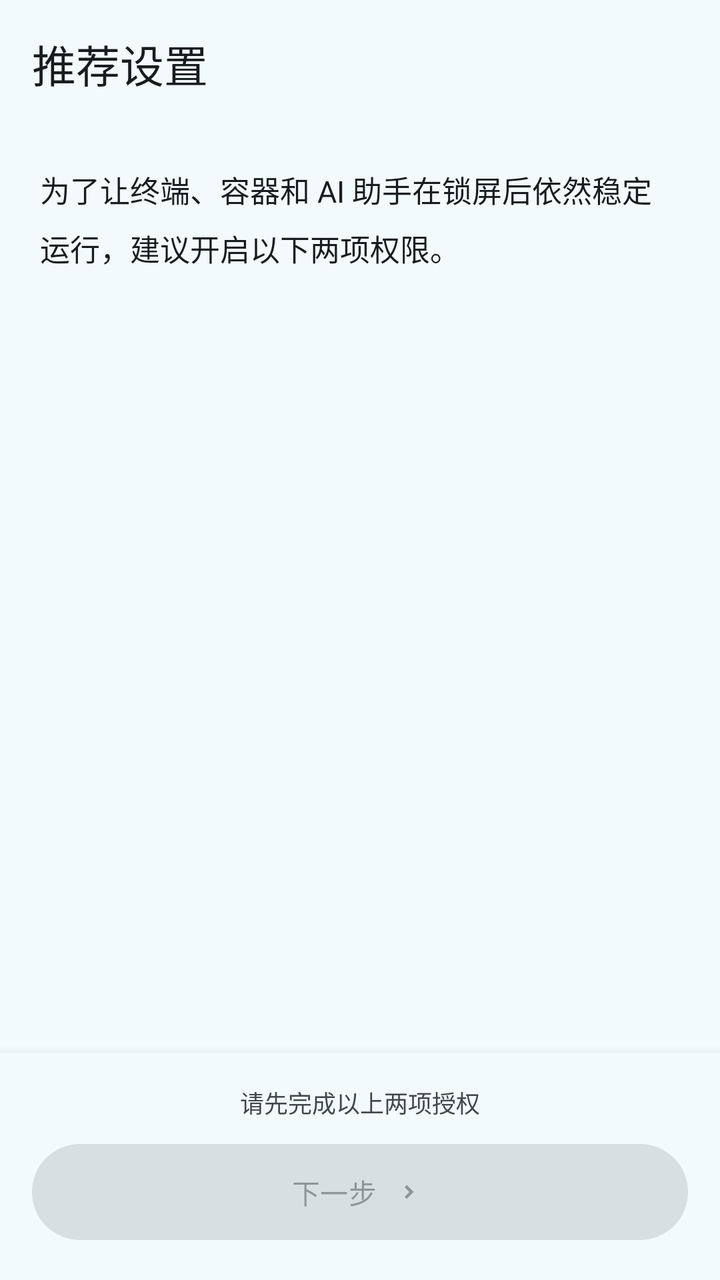
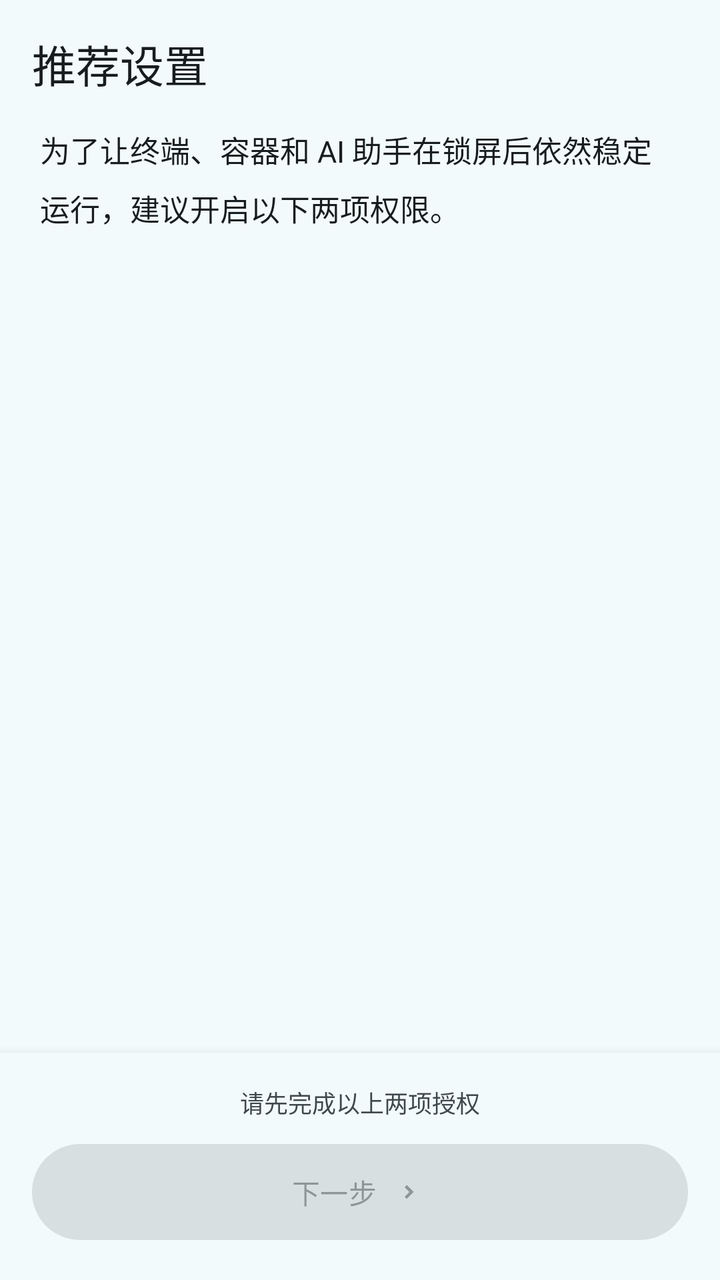

The first picture is an Android layout as it rendered before a commit; the second is the same layout after the commit. The layout source and the unified diff follow.
<!-- AndroidManifest.xml: application theme Theme.CodeTool -->
<!-- res/layout/activity_onboarding.xml -->
<?xml version="1.0" encoding="utf-8"?>
<LinearLayout xmlns:android="http://schemas.android.com/apk/res/android"
    xmlns:app="http://schemas.android.com/apk/res-auto"
    android:layout_width="match_parent"
    android:layout_height="match_parent"
    android:orientation="vertical"
    android:background="?android:attr/colorBackground">

    <com.google.android.material.appbar.MaterialToolbar
        android:id="@+id/onboardToolbar"
        android:layout_width="match_parent"
        android:layout_height="?attr/actionBarSize"
        android:background="?attr/colorSurface"
        app:title="推荐设置"
        app:titleTextColor="?attr/colorOnSurface" />

    <ScrollView
        android:layout_width="match_parent"
        android:layout_height="0dp"
        android:layout_weight="1"
        android:fillViewport="true">

        <LinearLayout
            android:layout_width="match_parent"
            android:layout_height="wrap_content"
            android:orientation="vertical"
            android:padding="20dp">

            <TextView
                android:layout_width="match_parent"
                android:layout_height="wrap_content"
                android:text="为了让终端、容器和 AI 助手在锁屏后依然稳定运行，建议开启以下两项权限。"
                android:textSize="15sp"
                android:lineSpacingMultiplier="1.35"
                android:textColor="?attr/colorOnSurface"
                android:layout_marginBottom="20dp" />

            
            <LinearLayout
                android:id="@+id/onboardCards"
                android:layout_width="match_parent"
                android:layout_height="wrap_content"
                android:orientation="vertical" />
        </LinearLayout>
    </ScrollView>

    <LinearLayout
        android:layout_width="match_parent"
        android:layout_height="wrap_content"
        android:orientation="vertical"
        android:padding="16dp"
        android:background="?attr/colorSurface"
        android:elevation="8dp">

        <TextView
            android:id="@+id/onboardHint"
            android:layout_width="match_parent"
            android:layout_height="wrap_content"
            android:text="请先完成以上两项授权"
            android:textSize="12sp"
            android:textColor="?attr/colorOnSurfaceVariant"
            android:gravity="center"
            android:layout_marginBottom="8dp" />

        <com.google.android.material.button.MaterialButton
            android:id="@+id/onboardNext"
            android:layout_width="match_parent"
            android:layout_height="56dp"
            android:text="下一步"
            android:enabled="false"
            app:icon="@drawable/ic_chevron_right"
            app:iconGravity="textEnd" />
    </LinearLayout>
</LinearLayout>
<!-- resources referenced by this layout -->
<resources>
  <!-- drawable ic_chevron_right (drawable) -->
  <vector xmlns:android="http://schemas.android.com/apk/res/android"
      android:width="24dp" android:height="24dp"
      android:viewportWidth="24" android:viewportHeight="24"
      android:tint="?attr/colorControlNormal">
      <path android:fillColor="@android:color/white"
          android:pathData="M9.4,7.4 L8,8.8 11.2,12 8,15.2 9.4,16.6 14,12z"/>
  </vector>
  <style name="Theme.CodeTool" parent="Theme.Material3.Light.NoActionBar">
          <item name="colorPrimary">@color/light_primary</item>
          <item name="colorOnPrimary">@color/light_on_primary</item>
          <item name="colorPrimaryContainer">@color/light_primary_container</item>
          <item name="colorOnPrimaryContainer">@color/light_on_primary_container</item>
          <item name="colorSecondary">@color/light_secondary</item>
          <item name="colorOnSecondary">@color/light_on_secondary</item>
          <item name="colorSecondaryContainer">@color/light_secondary_container</item>
          <item name="colorOnSecondaryContainer">@color/light_on_secondary_container</item>
          <item name="colorSurface">@color/light_surface</item>
          <item name="colorOnSurface">@color/light_on_surface</item>
          <item name="colorSurfaceVariant">@color/light_surface_variant</item>
          <item name="colorOnSurfaceVariant">@color/light_on_surface_variant</item>
          <item name="colorSurfaceContainer">@color/light_surface_container</item>
          
          <item name="colorSurfaceContainerHigh">?attr/colorSurfaceContainer</item>
          <item name="colorSurfaceContainerLow">?attr/colorSurfaceContainer</item>
          <item name="android:colorBackground">@color/light_background</item>
          <item name="colorOnBackground">@color/light_on_background</item>
          <item name="colorOutline">@color/light_outline</item>
          <item name="colorError">@color/error</item>
          <item name="colorErrorContainer">@color/error_container</item>
          <item name="colorOnErrorContainer">@color/on_error_container</item>
          <item name="android:statusBarColor" tools:targetApi="l">?attr/colorSurface</item>
          <item name="android:navigationBarColor" tools:targetApi="l">@android:color/transparent</item>
          <item name="android:windowLightStatusBar" tools:targetApi="m">true</item>
          <item name="android:windowLightNavigationBar" tools:targetApi="o_mr1">true</item>
          <item name="android:windowBackground">@color/light_background</item>
      </style>
  <color name="light_primary">#FF006A78</color>
  <color name="light_on_primary">#FFFFFFFF</color>
  <color name="light_primary_container">#FF9CEAFB</color>
  <color name="light_on_primary_container">#FF00202A</color>
  <color name="light_secondary">#FF4C636B</color>
  <color name="light_on_secondary">#FFFFFFFF</color>
  <color name="light_secondary_container">#FFCFE8F1</color>
  <color name="light_on_secondary_container">#FF071F25</color>
  <color name="light_surface">#FFF2FAFB</color>
  <color name="light_on_surface">#FF171D1F</color>
  <color name="light_surface_variant">#FFDBE4E8</color>
  <color name="light_on_surface_variant">#FF3F484D</color>
  <color name="light_surface_container">#FFE6EFF1</color>
  <color name="light_background">#FFF2FAFB</color>
  <color name="light_on_background">#FF171D1F</color>
  <color name="light_outline">#FF6F797D</color>
  <color name="error">#FFFFB4AB</color>
  <color name="error_container">#FF93000A</color>
  <color name="on_error_container">#FFFFDAD6</color>
</resources>

<!-- the commit's change to res/layout/activity_onboarding.xml (unified diff, before → after) -->
@@ -24,7 +24,9 @@
             android:layout_width="match_parent"
             android:layout_height="wrap_content"
             android:orientation="vertical"
-            android:padding="20dp">
+            android:paddingHorizontal="20dp"
+            android:paddingTop="0dp"
+            android:paddingBottom="20dp">
 
             <TextView
                 android:layout_width="match_parent"
